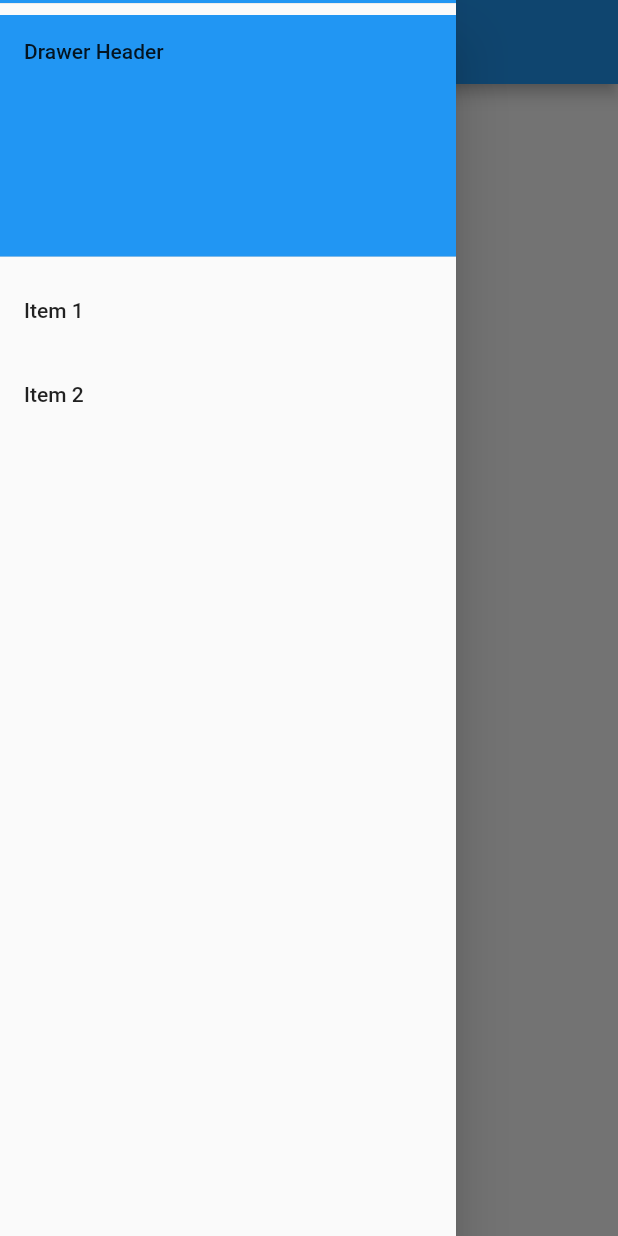
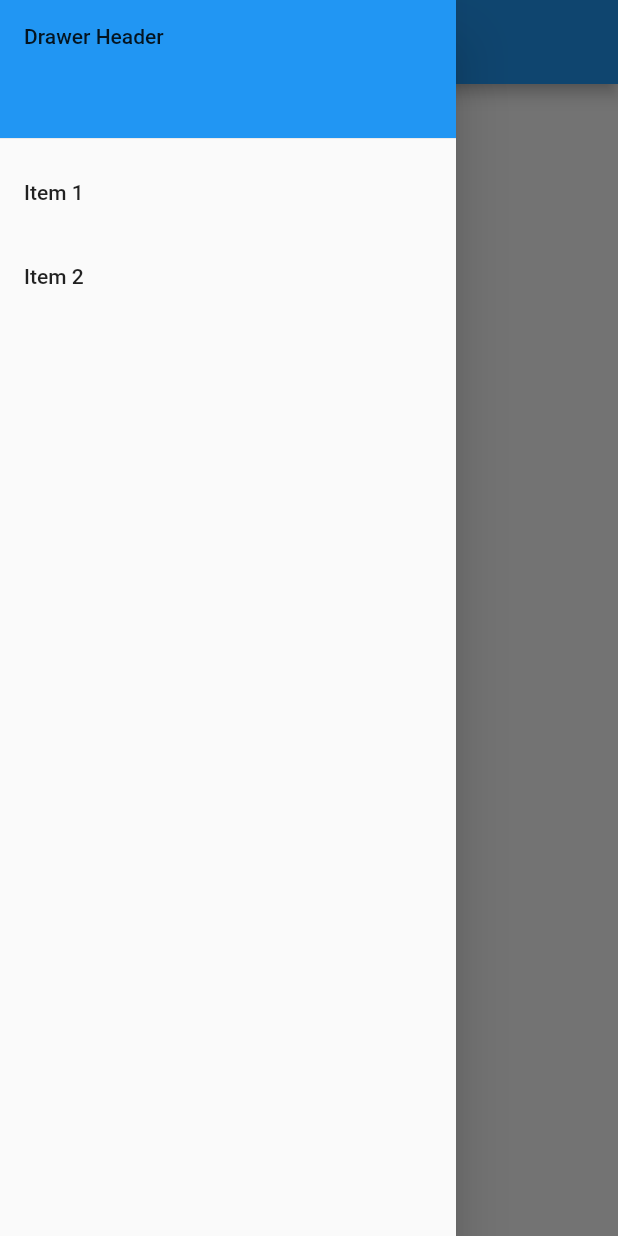
Before and after one commit to lp-group-17/mobile-app, a Flutter app: the screen it shows after launch, with the side drawer open, on a phone screen of 412 x 824 dp. Run offline on Flutter 3.47's test engine with Material 2 defaults, Android fonts, the phone set to English and light mode, and no system bars.

Commit message:
drawer container

```diff
--- a/mood_tracker/lib/main.dart
+++ b/mood_tracker/lib/main.dart
@@ -45,7 +45,7 @@
           padding: EdgeInsets.zero,
           children: [
             Container(
-              height: 10.0,
+              height: 100.0,
               child: const DrawerHeader(
                 decoration: BoxDecoration(
                   color: Colors.blue,
@@ -54,12 +54,6 @@
               ),
               margin: const EdgeInsets.all(0.0),
               padding: const EdgeInsets.all(0.0),
-            ),
-            const DrawerHeader(
-              decoration: BoxDecoration(
-                color: Colors.blue,
-              ),
-              child: Text('Drawer Header'),
             ),
             ListTile(
               title: const Text('Item 1'),
```
